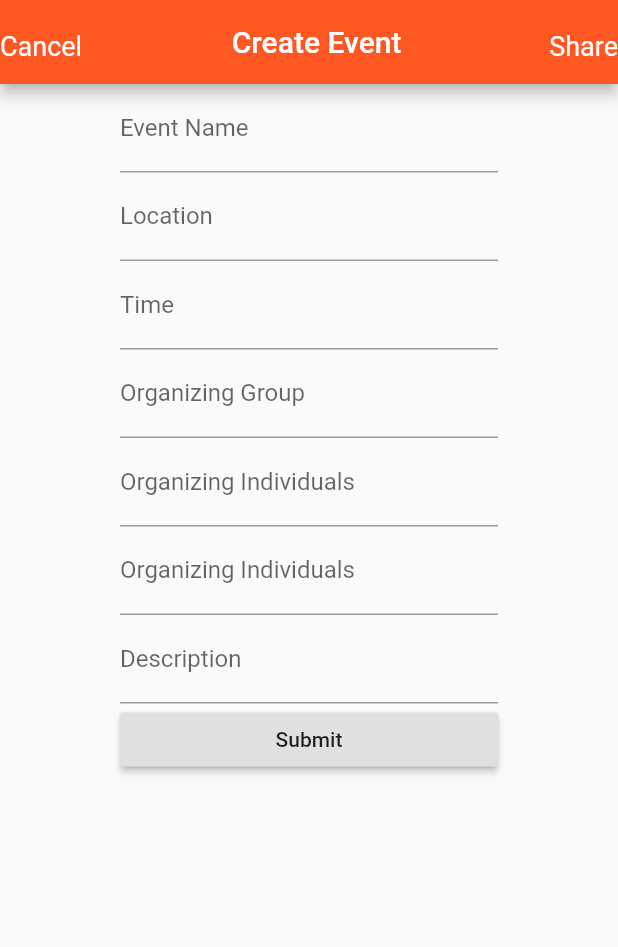
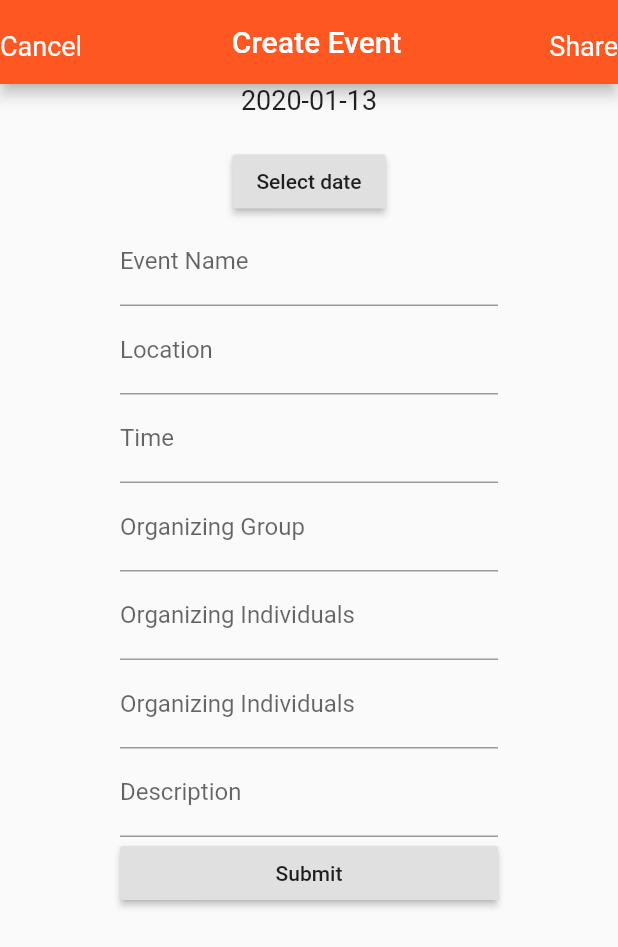
Before and after one commit to allenzhou101/club-app, a Flutter app: the UploadPage screen opened directly, on a phone screen of 412 x 824 dp. Shown: the top 947 px of the screen. Run offline on Flutter 3.47's test engine with Material 2 defaults, Android fonts, the phone set to English and light mode, and no system bars; our stand-ins replace cloud_firestore, firebase_auth, google_sign_in; accounts and stored records are empty.

Commit message:
Adding date selector

```diff
--- a/lib/upload/upload.dart
+++ b/lib/upload/upload.dart
@@ -37,7 +37,28 @@ class UploadEventState extends State<UploadEvent> {
   var organizingIndividuals = ['words', 'morewords'];
   var attendees = new Map<String, String>();
   final _formKey = GlobalKey<FormState>();
-  @override
+
+  //Input date and time
+  DateTime selectedDate = DateTime.now();
+  final now = DateTime.now();
+
+
+  Future<Null> _selectDate(BuildContext context) async {
+    final lastMidnight = new DateTime(now.year, now.month, now.day-4);
+    print(now);
+    print(lastMidnight);
+    final DateTime picked = await showDatePicker(
+        context: context,
+        initialDate: selectedDate,
+        firstDate: lastMidnight,
+        lastDate: DateTime(2101));
+    if (picked != null && picked != selectedDate)
+      setState(() {
+        selectedDate = picked;
+        //print(picked);
+      });
+  }
+    @override
   Widget build(BuildContext context) {
     // TODO: implement build
     return Form(
@@ -50,6 +71,18 @@ class UploadEventState extends State<UploadEvent> {
                        child: ListView(
 
                       children: <Widget>[
+                        Column(
+                          mainAxisSize: MainAxisSize.min,
+                          children: <Widget>[
+                            Text("${selectedDate.toLocal()}".split(' ')[0]),
+                            SizedBox(height: 20.0,),
+                            RaisedButton(
+                              onPressed: () => _selectDate(context),
+                              child: Text('Select date'),
+                            ),
+                          ],
+                        ),
+
                         TextFormField(
                           validator: (value) {
                             if (value.isEmpty) {
```
